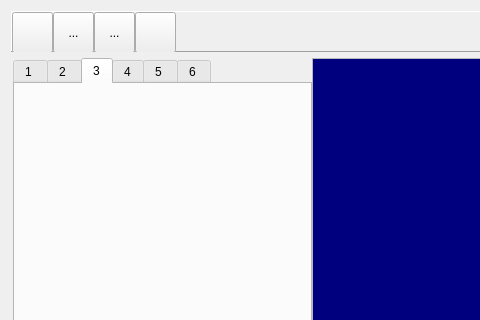
jjun-ho/2023-Capstone-Design, file IronView2/mainframe.ui: the form before one commit; both pictures show x 0 to 480 and y 0 to 320 of the 622 by 461 pixel window.
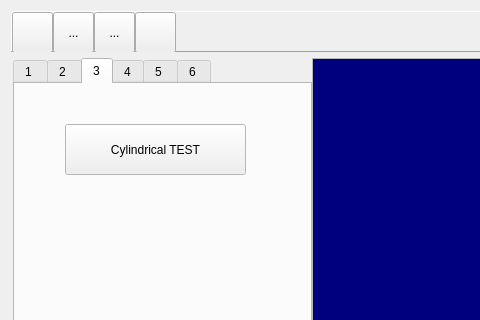
The form after the commit. The open tabs and pages were chosen to show the change. Icons and pictures are not drawn.

Patch:
```diff
--- a/IronView2/mainframe.ui
+++ b/IronView2/mainframe.ui
@@ -790,6 +790,19 @@
         <attribute name="title">
          <string>3</string>
         </attribute>
+        <widget class="QPushButton" name="pushButton">
+         <property name="geometry">
+          <rect>
+           <x>50</x>
+           <y>40</y>
+           <width>181</width>
+           <height>51</height>
+          </rect>
+         </property>
+         <property name="text">
+          <string>Cylindrical TEST</string>
+         </property>
+        </widget>
        </widget>
        <widget class="QWidget" name="tab">
         <attribute name="title">
```
Left out of the diff: 2 changed lines with no effect on the pictures.
